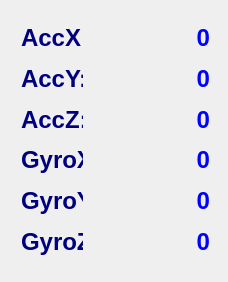
Qt form mpu6050_app/dialog.ui (Pooja196/LearningQML) before a commit.
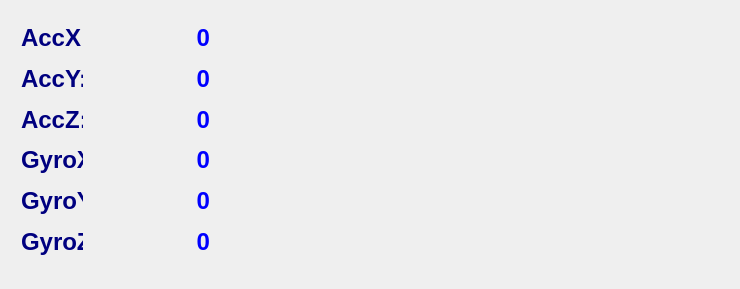
The same form after that commit.

What changed in the file:
```diff
--- a/mpu6050_app/dialog.ui
+++ b/mpu6050_app/dialog.ui
@@ -6,20 +6,14 @@
    <rect>
     <x>0</x>
     <y>0</y>
-    <width>228</width>
-    <height>282</height>
+    <width>740</width>
+    <height>289</height>
    </rect>
   </property>
-  <property name="maximumSize">
-   <size>
-    <width>495</width>
-    <height>300</height>
-   </size>
-  </property>
   <property name="windowTitle">
    <string>Dialog</string>
   </property>
-  <widget class="QWidget" name="">
+  <widget class="QWidget" name="layoutWidget">
    <property name="geometry">
     <rect>
      <x>10</x>
@@ -73,7 +67,7 @@
     </item>
    </layout>
   </widget>
-  <widget class="QWidget" name="">
+  <widget class="QWidget" name="layoutWidget">
    <property name="geometry">
     <rect>
      <x>100</x>
```
